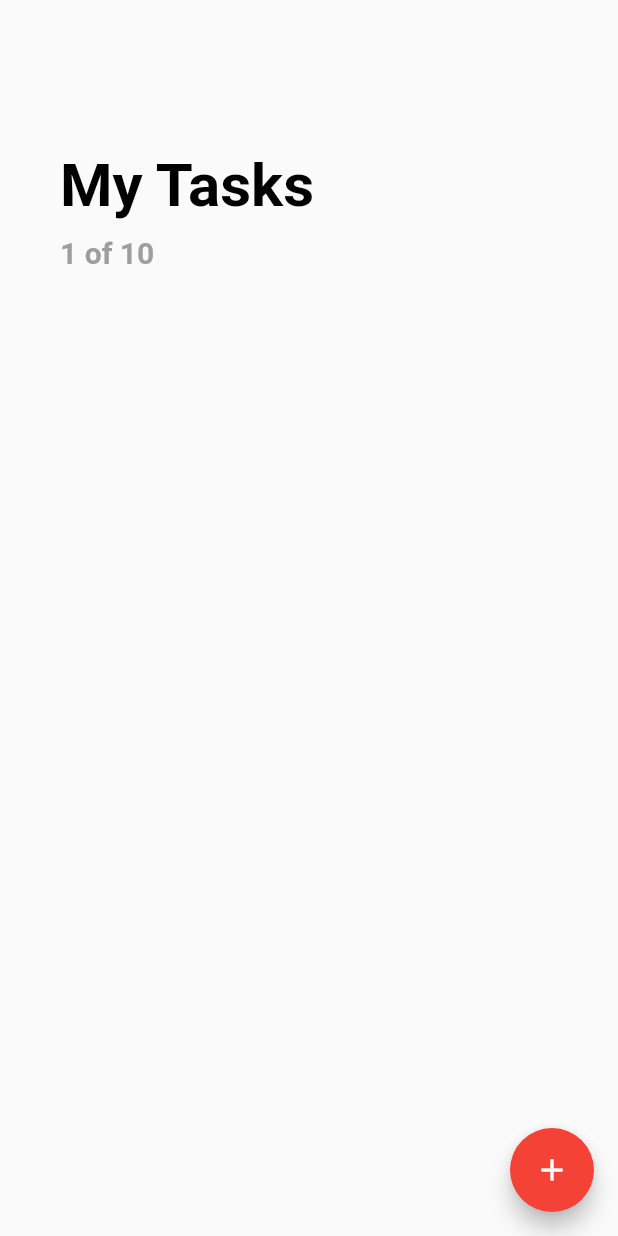
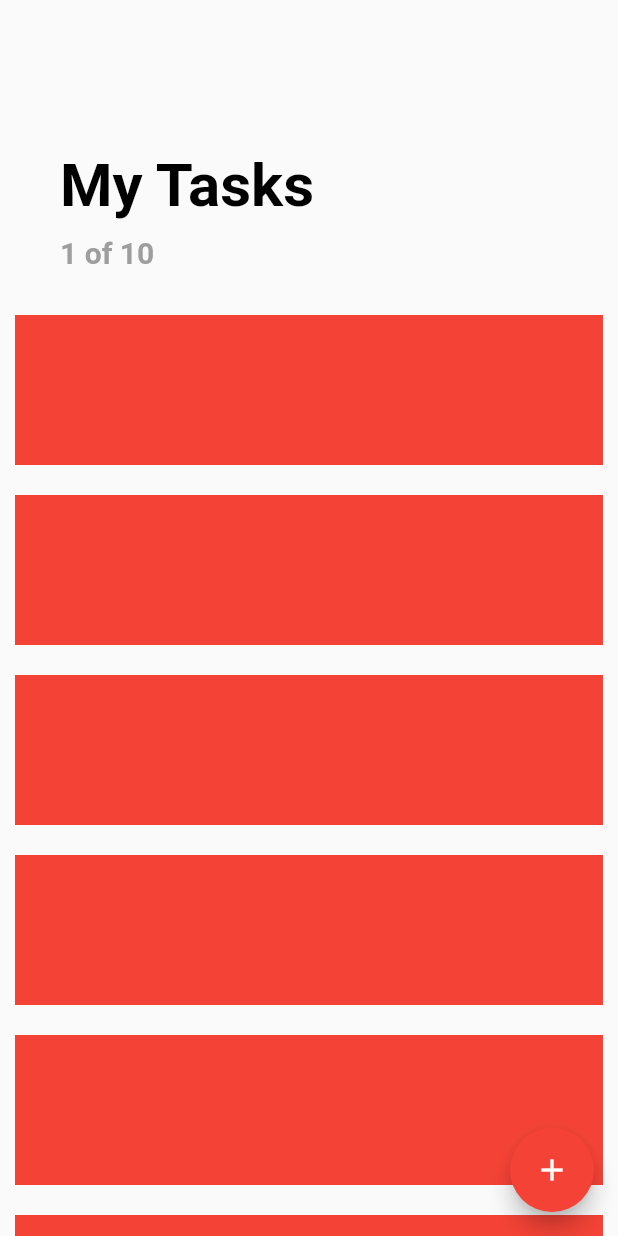
Before and after one commit to alycolbar/todo, a Flutter app: the screen it shows after launch, on a phone screen of 412 x 824 dp. Run offline on Flutter 3.47's test engine with Material 2 defaults, Android fonts, the phone set to English and light mode, and no system bars.

Commit message:
git containers test

```diff
--- a/lib/widgets/todo_list_widget.dart
+++ b/lib/widgets/todo_list_widget.dart
@@ -16,7 +16,7 @@ class _TodoListWidgetState extends State<TodoListWidget> {
       ), //floatingActionButton
       body: ListView.builder(
         padding: EdgeInsets.symmetric(vertical: 80.0),
-        itemCount: 1,
+        itemCount: 10,
         itemBuilder: (BuildContext context, int index) {
           if (index == 0) {
             return Padding(
@@ -45,6 +45,12 @@ class _TodoListWidgetState extends State<TodoListWidget> {
               ), // Column
             ); // Padding
           }
+          return Container(
+            margin: EdgeInsets.all(10.0),
+            height: 100.0,
+            width: double.infinity,
+            color: Colors.red,
+          ); // Container
         },
       ), // ListView.builder
     ); // Scaffold
```
